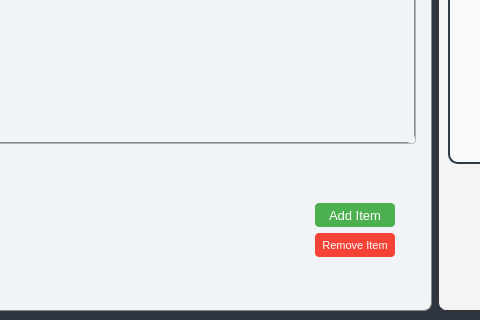
Above: mainwindow.ui from Rishi-M-G/timber-asset-manager before the change; both pictures show x 144 to 624 and y 116 to 436 of the 874 by 436 pixel window. Below: the same form after it.
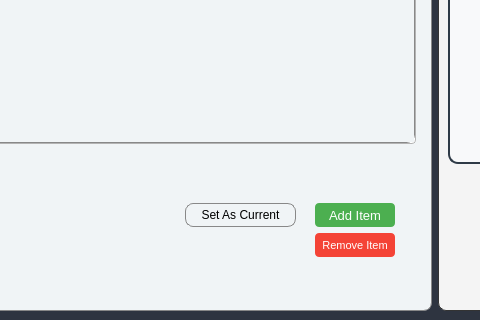
That is the form after the change.

Commit message: TAM-1: Partial Implementation of 'Set as Current' button

```diff
--- a/mainwindow.ui
+++ b/mainwindow.ui
@@ -484,6 +484,19 @@
           <string>Remove Item</string>
          </property>
         </widget>
+        <widget class="QPushButton" name="btnSetAsCurrent">
+         <property name="geometry">
+          <rect>
+           <x>320</x>
+           <y>310</y>
+           <width>111</width>
+           <height>24</height>
+          </rect>
+         </property>
+         <property name="text">
+          <string>Set As Current</string>
+         </property>
+        </widget>
        </widget>
       </item>
       <item>
```
The commit also changes 4 other files.
